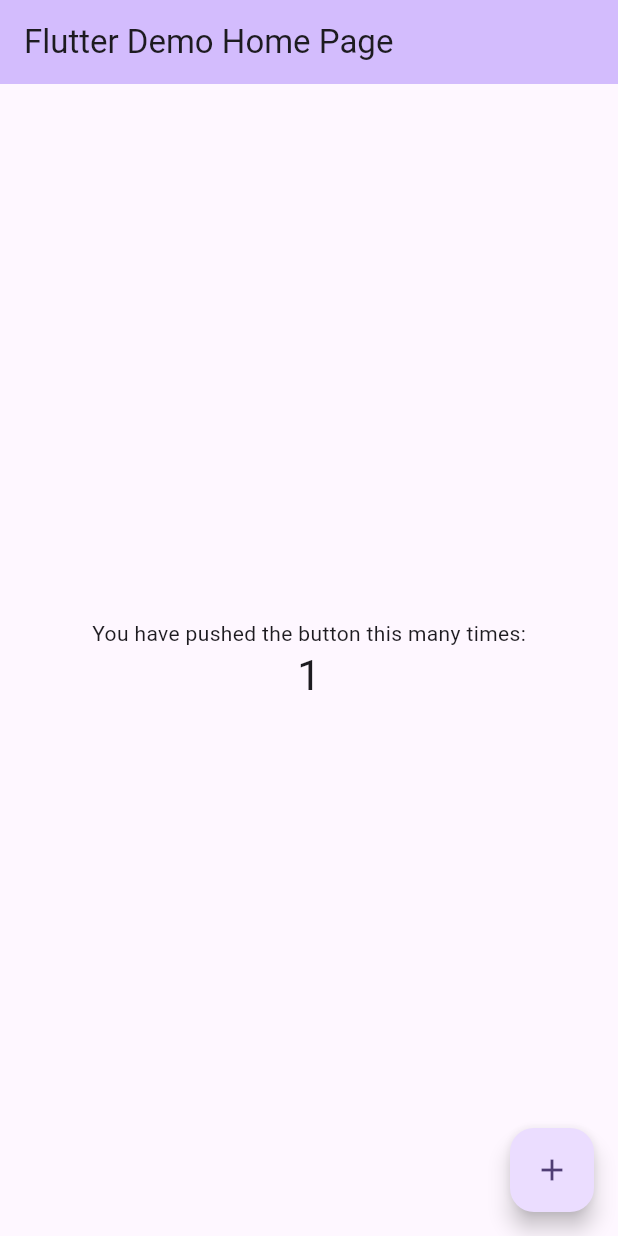
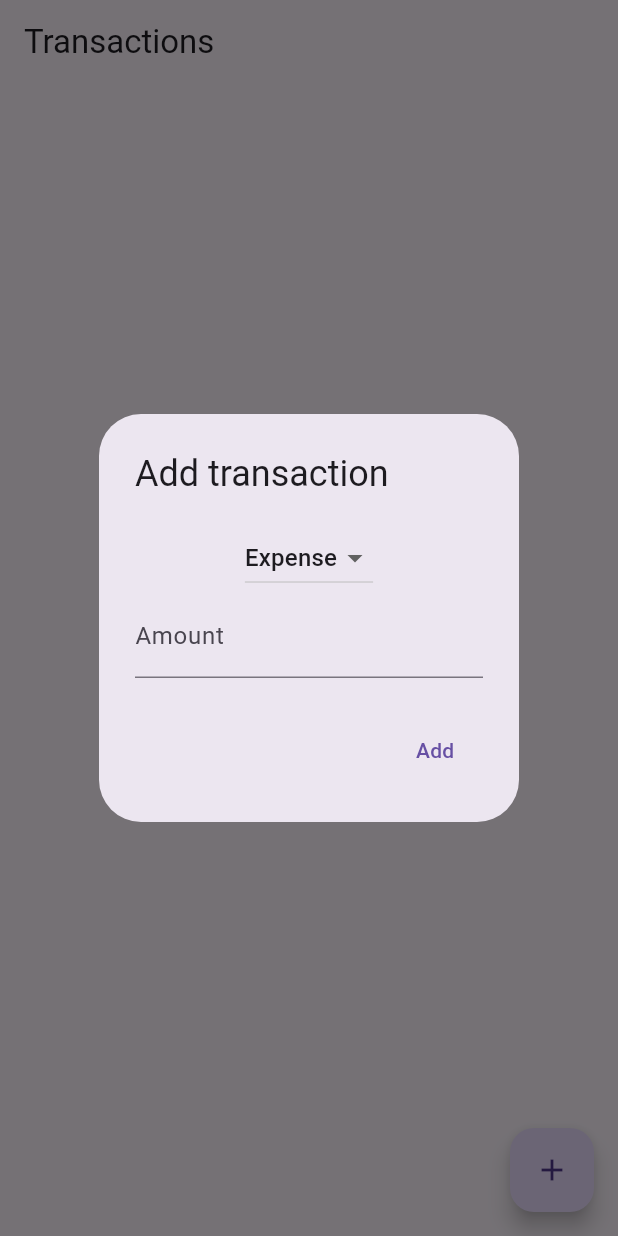
Before and after one commit to ymnavfka/mango_balance, a Flutter app: the screen it shows after launch, after a tap on the "add" icon, on a phone screen of 412 x 824 dp. Run offline on Flutter 3.47's test engine with Material 3 defaults, Android fonts, the phone set to English and light mode, and no system bars; our stand-ins replace flutter_bloc.

Commit message:
feat: MVP transactions (add + display list) with Cubit

```diff
--- /dev/null
+++ b/lib/core/enums/transaction_type.dart
@@ -0,0 +1,4 @@
+enum TransactionType {
+  income,
+  expense,
+}
--- /dev/null
+++ b/lib/features/transactions/domain/entities/transaction.dart
@@ -0,0 +1,13 @@
+import '../../../../core/enums/transaction_type.dart';
+
+class TransactionEntity {
+  final TransactionType type;
+  final double amount;
+  final DateTime date;
+
+  TransactionEntity({
+    required this.type,
+    required this.amount,
+    required this.date,
+  });
+}
--- /dev/null
+++ b/lib/features/transactions/presentation/cubit/transaction_cubit.dart
@@ -0,0 +1,14 @@
+import 'package:flutter_bloc/flutter_bloc.dart';
+import '../../domain/entities/transaction.dart';
+import 'transaction_state.dart';
+
+class TransactionCubit extends Cubit<TransactionState> {
+  TransactionCubit() : super(TransactionState.initial());
+
+  void addTransaction(TransactionEntity transaction) {
+    final updatedList = List<TransactionEntity>.from(state.transactions)
+      ..add(transaction);
+
+    emit(state.copyWith(transactions: updatedList));
+  }
+}
--- /dev/null
+++ b/lib/features/transactions/presentation/cubit/transaction_state.dart
@@ -0,0 +1,19 @@
+import '../../domain/entities/transaction.dart';
+
+class TransactionState {
+  final List<TransactionEntity> transactions;
+
+  TransactionState({required this.transactions});
+
+  factory TransactionState.initial() {
+    return TransactionState(transactions: []);
+  }
+
+  TransactionState copyWith({
+    List<TransactionEntity>? transactions,
+  }) {
+    return TransactionState(
+      transactions: transactions ?? this.transactions,
+    );
+  }
+}
--- /dev/null
+++ b/lib/features/transactions/presentation/pages/transactions_page.dart
@@ -0,0 +1,102 @@
+import 'package:flutter/material.dart';
+import 'package:flutter_bloc/flutter_bloc.dart';
+
+import '../../../../core/enums/transaction_type.dart';
+import '../../domain/entities/transaction.dart';
+import '../cubit/transaction_cubit.dart';
+import '../cubit/transaction_state.dart';
+
+class TransactionsPage extends StatelessWidget {
+  const TransactionsPage({super.key});
+
+  @override
+  Widget build(BuildContext context) {
+    return Scaffold(
+      appBar: AppBar(title: const Text('Transactions')),
+      body: BlocBuilder<TransactionCubit, TransactionState>(
+        builder: (context, state) {
+          return ListView.builder(
+            itemCount: state.transactions.length,
+            itemBuilder: (context, index) {
+              final tx = state.transactions[index];
+
+              return ListTile(
+                title: Text(
+                  '${tx.type == TransactionType.income ? "Income" : "Expense"} - ${tx.amount}',
+                ),
+                subtitle: Text(tx.date.toString()),
+              );
+            },
+          );
+        },
+      ),
+      floatingActionButton: FloatingActionButton(
+        onPressed: () => _showAddDialog(context),
+        child: const Icon(Icons.add),
+      ),
+    );
+  }
+
+  void _showAddDialog(BuildContext context) {
+    final cubit = context.read<TransactionCubit>();
+    final amountController = TextEditingController();
+    TransactionType selectedType = TransactionType.expense;
+
+    showDialog(
+      context: context,
+      builder: (context) {
+        return AlertDialog(
+          title: const Text('Add transaction'),
+          content: Column(
+            mainAxisSize: MainAxisSize.min,
+            children: [
+              DropdownButton<TransactionType>(
+                value: selectedType,
+                items: const [
+                  DropdownMenuItem(
+                    value: TransactionType.income,
+                    child: Text('Income'),
+                  ),
+                  DropdownMenuItem(
+                    value: TransactionType.expense,
+                    child: Text('Expense'),
+                  ),
+                ],
+                onChanged: (value) {
+                  if (value != null) {
+                    selectedType = value;
+                  }
+                },
+              ),
+              TextField(
+                controller: amountController,
+                keyboardType: TextInputType.number,
+                decoration: const InputDecoration(labelText: 'Amount'),
+              ),
+            ],
+          ),
+          actions: [
+            TextButton(
+              onPressed: () {
+                final amount = double.tryParse(amountController.text);
+                if (amount == null) return;
+
+              cubit.addTransaction(
+                TransactionEntity(
+                  type: selectedType,
+                  amount: amount,
+                  date: DateTime.now(),
+                ),
+              );
+
+
+                Navigator.pop(context);
+              },
+              child: const Text('Add'),
+            ),
+          ],
+        );
+      },
+    );
+  }
+}
--- a/lib/main.dart
+++ b/lib/main.dart
@@ -1,4 +1,8 @@
 import 'package:flutter/material.dart';
+import 'package:flutter_bloc/flutter_bloc.dart';
+
+import 'features/transactions/presentation/cubit/transaction_cubit.dart';
+import 'features/transactions/presentation/pages/transactions_page.dart';
 
 void main() {
   runApp(const MyApp());
@@ -7,116 +11,13 @@ void main() {
 class MyApp extends StatelessWidget {
   const MyApp({super.key});
 
-  // This widget is the root of your application.
   @override
   Widget build(BuildContext context) {
     return MaterialApp(
-      title: 'Flutter Demo',
-      theme: ThemeData(
-        // This is the theme of your application.
-        //
-        // TRY THIS: Try running your application with "flutter run". You'll see
-        // the application has a purple toolbar. Then, without quitting the app,
-        // try changing the seedColor in the colorScheme below to Colors.green
-        // and then invoke "hot reload" (save your changes or press the "hot
-        // reload" button in a Flutter-supported IDE, or press "r" if you used
-        // the command line to start the app).
-        //
-        // Notice that the counter didn't reset back to zero; the application
-        // state is not lost during the reload. To reset the state, use hot
-        // restart instead.
-        //
-        // This works for code too, not just values: Most code changes can be
-        // tested with just a hot reload.
-        colorScheme: ColorScheme.fromSeed(seedColor: Colors.deepPurple),
+      home: BlocProvider(
+        create: (_) => TransactionCubit(),
+        child: const TransactionsPage(),
       ),
-      home: const MyHomePage(title: 'Flutter Demo Home Page'),
     );
   }
 }
-
-class MyHomePage extends StatefulWidget {
-  const MyHomePage({super.key, required this.title});
-
-  // This widget is the home page of your application. It is stateful, meaning
-  // that it has a State object (defined below) that contains fields that affect
-  // how it looks.
-
-  // This class is the configuration for the state. It holds the values (in this
-  // case the title) provided by the parent (in this case the App widget) and
-  // used by the build method of the State. Fields in a Widget subclass are
-  // always marked "final".
-
-  final String title;
-
-  @override
-  State<MyHomePage> createState() => _MyHomePageState();
-}
-
-class _MyHomePageState extends State<MyHomePage> {
-  int _counter = 0;
-
-  void _incrementCounter() {
-    setState(() {
-      // This call to setState tells the Flutter framework that something has
-      // changed in this State, which causes it to rerun the build method below
-      // so that the display can reflect the updated values. If we changed
-      // _counter without calling setState(), then the build method would not be
-      // called again, and so nothing would appear to happen.
-      _counter++;
-    });
-  }
-
-  @override
-  Widget build(BuildContext context) {
-    // This method is rerun every time setState is called, for instance as done
-    // by the _incrementCounter method above.
-    //
-    // The Flutter framework has been optimized to make rerunning build methods
-    // fast, so that you can just rebuild anything that needs updating rather
-    // than having to individually change instances of widgets.
-    return Scaffold(
-      appBar: AppBar(
-        // TRY THIS: Try changing the color here to a specific color (to
-        // Colors.amber, perhaps?) and trigger a hot reload to see the AppBar
-        // change color while the other colors stay the same.
-        backgroundColor: Theme.of(context).colorScheme.inversePrimary,
-        // Here we take the value from the MyHomePage object that was created by
-        // the App.build method, and use it to set our appbar title.
-        title: Text(widget.title),
-      ),
-      body: Center(
-        // Center is a layout widget. It takes a single child and positions it
-        // in the middle of the parent.
-        child: Column(
-          // Column is also a layout widget. It takes a list of children and
-          // arranges them vertically. By default, it sizes itself to fit its
-          // children horizontally, and tries to be as tall as its parent.
-          //
-          // Column has various properties to control how it sizes itself and
-          // how it positions its children. Here we use mainAxisAlignment to
-          // center the children vertically; the main axis here is the vertical
-          // axis because Columns are vertical (the cross axis would be
-          // horizontal).
-          //
-          // TRY THIS: Invoke "debug painting" (choose the "Toggle Debug Paint"
-          // action in the IDE, or press "p" in the console), to see the
-          // wireframe for each widget.
-          mainAxisAlignment: MainAxisAlignment.center,
-          children: <Widget>[
-            const Text('You have pushed the button this many times:'),
-            Text(
-              '$_counter',
-              style: Theme.of(context).textTheme.headlineMedium,
-            ),
-          ],
-        ),
-      ),
-      floatingActionButton: FloatingActionButton(
-        onPressed: _incrementCounter,
-        tooltip: 'Increment',
-        child: const Icon(Icons.add),
-      ), // This trailing comma makes auto-formatting nicer for build methods.
-    );
-  }
-}
--- a/pubspec.yaml
+++ b/pubspec.yaml
@@ -30,6 +30,8 @@ environment:
 dependencies:
   flutter:
     sdk: flutter
+
+  flutter_bloc: ^8.1.3
 
   # The following adds the Cupertino Icons font to your application.
   # Use with the CupertinoIcons class for iOS style icons.
```
Also changed, not shown: pubspec.lock.
